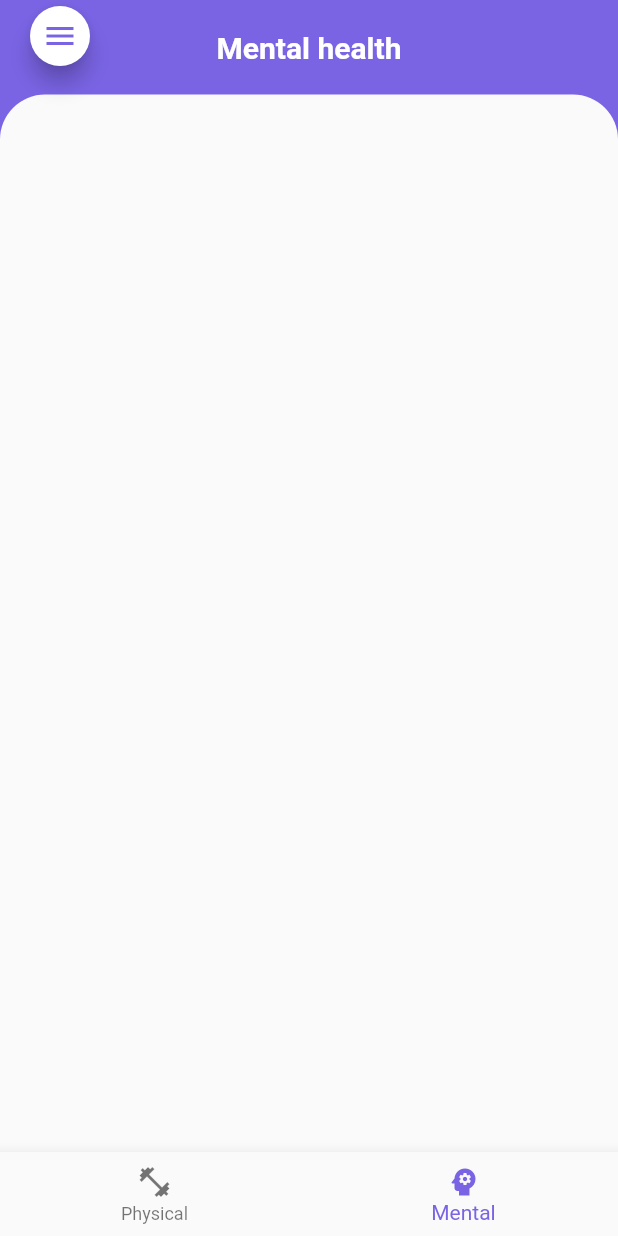
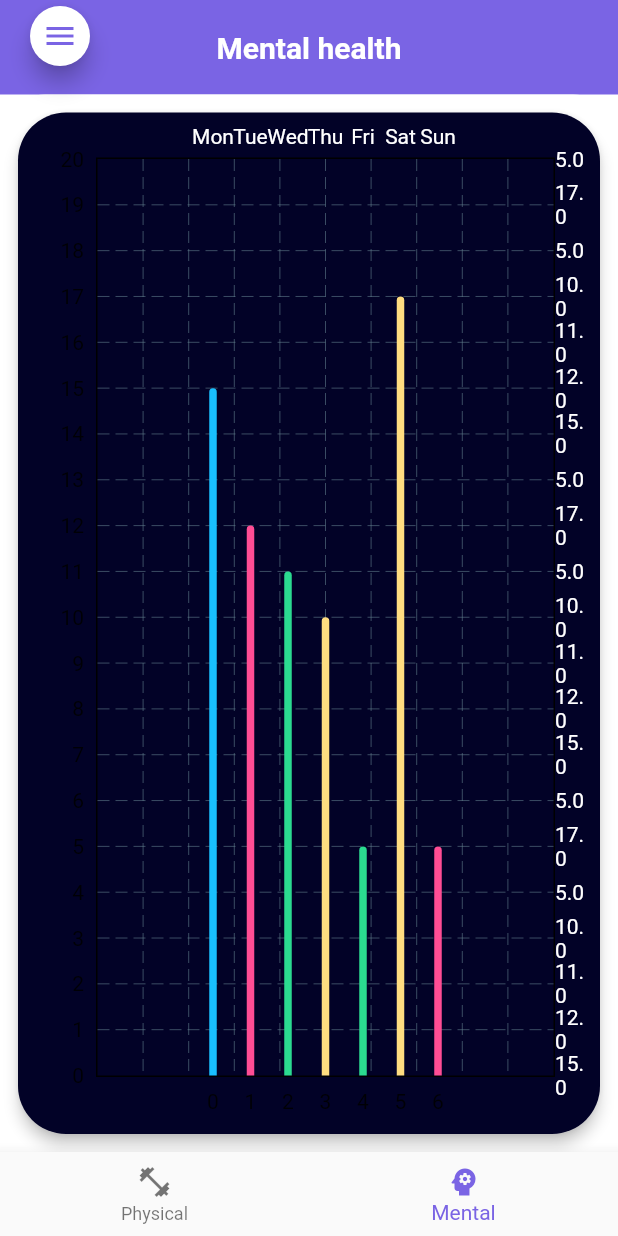
Before and after one commit to rks369/swastha_health_app, a Flutter app: the Home screen opened directly, item 2 of the bottom bar chosen, on a phone screen of 412 x 824 dp. Run offline on Flutter 3.47's test engine with Material 2 defaults, Android fonts, the phone set to English and light mode, and no system bars; drawn by our look-alikes of fl_chart, flutter_advanced_drawer; our stand-ins replace cloud_firestore, firebase_auth, firebase_core, firebase_storage, flutter_bloc, flutter_spinkit and 7 more; accounts and stored records are empty.

Commit message:
graph dummy coding

```diff
--- /dev/null
+++ b/lib/graph/barchart.dart
@@ -0,0 +1,30 @@
+import 'package:flutter/material.dart';
+import 'package:swastha/graph/barchartwidget.dart';
+import 'package:swastha/utils/styles.dart';
+
+class BarChartPage extends StatelessWidget {
+  const BarChartPage({Key? key}) : super(key: key);
+
+  @override
+  Widget build(BuildContext context) {
+    return SafeArea(
+      child: Container(
+        color: kWhite,
+        child: Padding(
+          padding: const EdgeInsets.all(8.0),
+          child: Card(
+            elevation: 4,
+            shape: RoundedRectangleBorder(
+              borderRadius: BorderRadius.circular(32),
+            ),
+            color: const Color(0xff020227),
+            child: const Padding(
+              padding: EdgeInsets.all(8),
+              child: BarChartWidget(),
+            ),
+          ),
+        ),
+      ),
+    );
+  }
+}
--- /dev/null
+++ b/lib/graph/barchartwidget.dart
@@ -0,0 +1,56 @@
+import 'package:fl_chart/fl_chart.dart';
+import 'package:flutter/material.dart';
+import 'package:swastha/graph/bardata.dart';
+import 'package:swastha/utils/styles.dart';
+
+class BarChartWidget extends StatelessWidget {
+  const BarChartWidget({Key? key}) : super(key: key);
+
+  @override
+  Widget build(BuildContext context) => BarChart(BarChartData(
+        alignment: BarChartAlignment.center,
+        maxY: 20,
+        minY: 0,
+        groupsSpace: 20,
+        barTouchData: BarTouchData(enabled: true),
+        titlesData: FlTitlesData(
+          show: true,
+          rightTitles: AxisTitles(
+              sideTitles: SideTitles(
+                  showTitles: true,
+                  getTitlesWidget: ((value, meta) {
+                    return Text(
+                        (BarData.barData[(value.toInt() % 7)].y.toString()),
+                        style: const TextStyle(color: kWhite));
+                  }))),
+          topTitles: AxisTitles(
+              sideTitles: SideTitles(
+                  showTitles: true,
+                  getTitlesWidget: ((value, meta) {
+                    return Text(BarData.barData[value.toInt()].name,
+                        style: const TextStyle(color: kWhite));
+                  }))),
+        ),
+        barGroups: BarData.barData.map((data) {
+          return BarChartGroupData(
+            x: data.id,
+            barRods: [
+              BarChartRodData(
+                toY: data.y,
+                width: 5,
+                color: data.color,
+                borderRadius: data.y > 0
+                    ? const BorderRadius.only(
+                        topLeft: Radius.circular(6),
+                        topRight: Radius.circular(6),
+                      )
+                    : const BorderRadius.only(
+                        bottomLeft: Radius.circular(6),
+                        bottomRight: Radius.circular(6),
+                      ),
+              ),
+            ],
+          );
+        }).toList(),
+      ));
+}
--- /dev/null
+++ b/lib/graph/bardata.dart
@@ -0,0 +1,51 @@
+import 'package:flutter/material.dart';
+import 'package:swastha/graph/data.dart';
+
+class BarData {
+  static int interval = 5;
+
+  static List<Data> barData = const [
+    Data(
+      id: 0,
+      name: 'Mon',
+      y: 15,
+      color: Color(0xff19bfff),
+    ),
+    Data(
+      name: 'Tue',
+      id: 1,
+      y: 12,
+      color: Color(0xffff4d94),
+    ),
+    Data(
+      name: 'Wed',
+      id: 2,
+      y: 11,
+      color: Color(0xff2bdb90),
+    ),
+    Data(
+      name: 'Thu',
+      id: 3,
+      y: 10,
+      color: Color(0xffffdd80),
+    ),
+    Data(
+      name: 'Fri',
+      id: 4,
+      y: 5,
+      color: Color(0xff2bdb90),
+    ),
+    Data(
+      name: 'Sat',
+      id: 5,
+      y: 17,
+      color: Color(0xffffdd80),
+    ),
+    Data(
+      name: 'Sun',
+      id: 6,
+      y: 5,
+      color: Color(0xffff4d94),
+    ),
+  ];
+}
--- /dev/null
+++ b/lib/graph/data.dart
@@ -0,0 +1,16 @@
+import 'package:flutter/material.dart';
+
+class Data {
+  // for ordering in the graph
+  final int id;
+  final String name;
+  final double y;
+  final Color color;
+
+  const Data({
+    required this.name,
+    required this.id,
+    required this.y,
+    required this.color,
+  });
+}
--- a/lib/screens/home/mental_health.dart
+++ b/lib/screens/home/mental_health.dart
@@ -1,4 +1,5 @@
 import 'package:flutter/material.dart';
+import 'package:swastha/graph/barchart.dart';
 import 'package:swastha/utils/styles.dart';
 
 class MentalHealth extends StatelessWidget {
@@ -29,7 +30,7 @@ class MentalHealth extends StatelessWidget {
               color: kGrey,
               borderRadius: BorderRadius.only(
                   topLeft: Radius.circular(30), topRight: Radius.circular(30))),
-          child: Column(),
+          child: BarChartPage(),
         )),
       ])),
     );
--- a/pubspec.yaml
+++ b/pubspec.yaml
@@ -30,6 +30,7 @@ dependencies:
   sqflite: ^2.0.2+1
   path_provider: ^2.0.11
   sensors_plus: ^1.3.2
+  fl_chart: ^0.51.0
 
 dev_dependencies:
   flutter_test:
```
Also changed, not shown: pubspec.lock.
